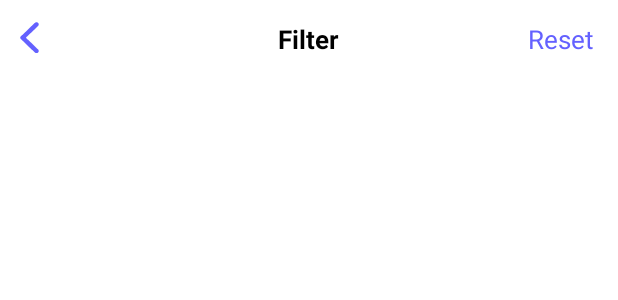
After one commit to NikolayPuliaiev/recycling_android, an Android app: the layout fragment_map_filter.xml on its own in the app's theme, with its tools: preview values and no code run, on a phone screen of 412 x 824 dp. The commit adds this screen. Shown: the top 300 px of the screen. Run offline under Robolectric (Android 15) with nearby library versions, the light colour scheme and no system bars.

Commit message:
Updated layout of map filter

```diff
--- a/app/src/main/res/layout/fragment_map.xml
+++ b/app/src/main/res/layout/fragment_map.xml
@@ -76,6 +76,7 @@
                 app:layout_constraintBottom_toTopOf="@+id/current_position_button"
                 android:layout_marginEnd="16dp"
                 android:layout_marginBottom="22dp"
+                android:onClick="@{() -> viewModel.onFilterClick()}"
         />
 
     </android.support.constraint.ConstraintLayout>
--- /dev/null
+++ b/app/src/main/res/layout/fragment_map_filter.xml
@@ -0,0 +1,51 @@
+<?xml version="1.0" encoding="utf-8"?>
+<layout xmlns:android="http://schemas.android.com/apk/res/android" xmlns:app="http://schemas.android.com/apk/res-auto">
+
+    <data>
+        <variable
+                name="viewModel"
+                type="com.nikolaypuliaiev.recycling.ui.mapfilter.MapFilterViewModel"/>
+    </data>
+
+    <android.support.constraint.ConstraintLayout
+            android:layout_width="match_parent"
+            android:layout_height="match_parent"
+            android:background="@color/white">
+        <RelativeLayout
+                android:layout_width="match_parent"
+                android:layout_height="wrap_content"
+                android:layout_marginTop="14dp"
+                app:layout_constraintStart_toStartOf="parent"
+                app:layout_constraintEnd_toEndOf="parent"
+                app:layout_constraintTop_toTopOf="parent">
+            <ImageButton
+                    android:id="@+id/back_button"
+                    android:layout_width="40dp"
+                    android:layout_height="wrap_content"
+                    android:src="@drawable/back_arrow"
+                    android:layout_alignParentStart="true"
+                    android:layout_alignParentTop="true"
+                    android:background="@android:color/transparent"/>
+
+            <TextView
+                    android:layout_width="wrap_content"
+                    android:layout_height="wrap_content"
+                    android:layout_centerInParent="true"
+                    android:text="@string/filter"
+                    android:textSize="17sp"
+                    android:textStyle="bold"
+                    android:textColor="@color/black"/>
+
+            <TextView
+                    android:id="@+id/reset_action"
+                    android:layout_width="wrap_content"
+                    android:layout_height="wrap_content"
+                    android:text="@string/reset"
+                    android:layout_alignParentEnd="true"
+                    android:textSize="17sp"
+                    android:textColor="@color/royal_blue"
+                    android:layout_marginEnd="16dp"/>
+        </RelativeLayout>
+
+    </android.support.constraint.ConstraintLayout>
+</layout>
--- a/app/src/main/res/values/colors.xml
+++ b/app/src/main/res/values/colors.xml
@@ -8,4 +8,5 @@
     <color name="royal_blue">#6461FF</color>
     <color name="silver_chalice">#A6A6A6</color>
     <color name="gallery">#EFEFEF</color>
+    <color name="black">#000000</color>
 </resources>
--- a/app/src/main/res/values/strings.xml
+++ b/app/src/main/res/values/strings.xml
@@ -4,4 +4,6 @@
     <string name="sorting">Sorting</string>
     <string name="profile">Profile</string>
     <string name="favorite">Favorite</string>
+    <string name="filter">Filter</string>
+    <string name="reset">Reset</string>
 </resources>
```
Also changed, not shown: app/src/main/java/com/nikolaypuliaiev/recycling/ui/main/MainActivity.kt (+10 -0 lines), app/src/main/java/com/nikolaypuliaiev/recycling/ui/map/MapFragment.kt (+9 -0 lines), app/src/main/java/com/nikolaypuliaiev/recycling/ui/map/MapViewModel.kt (+7 -0 lines), app/src/main/java/com/nikolaypuliaiev/recycling/ui/mapfilter/MapFilterFragment.kt (+38 -0 lines), app/src/main/java/com/nikolaypuliaiev/recycling/utils/DebouncedOnClickListener.kt (added, +39 -0 lines), app/src/main/res/layout/activity_main.xml (+6 -1 lines), app/src/main/res/drawable-hdpi/back_arrow.png (added), app/src/main/res/drawable-mdpi/back_arrow.png (added), app/src/main/res/drawable-xhdpi/back_arrow.png (added), app/src/main/res/drawable-xxhdpi/back_arrow.png (added), app/src/main/res/drawable-xxxhdpi/back_arrow.png (added).
